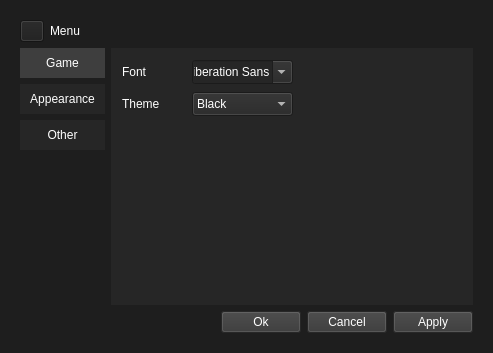
noX1st/crosses-and-zeros, file menu.ui: the form before one commit.
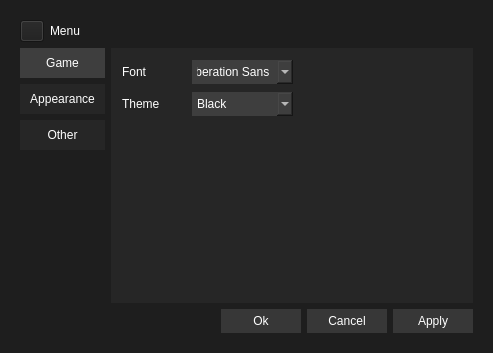
The form after the commit. The open tabs and pages were chosen to show the change. Icons and pictures are not drawn.

```diff
--- a/menu.ui
+++ b/menu.ui
@@ -601,7 +601,16 @@
                    </size>
                   </property>
                   <property name="styleSheet">
-                   <string notr="true">color: rgb(255, 255, 255);</string>
+                   <string notr="true">QComboBox{
+background-color: rgb(62, 62, 62);
+color: white;
+border: none;  
+padding: 5px; 
+}
+
+QComboBox:hover{
+background-color: rgb(72, 72, 72);
+}</string>
                   </property>
                  </widget>
                 </item>
@@ -634,7 +643,21 @@
                    </size>
                   </property>
                   <property name="styleSheet">
-                   <string notr="true">color: rgb(255, 255, 255);</string>
+                   <string notr="true">background-color: rgb(62, 62, 62);
+color: white;
+border: none;
+padding: 5px;
+
+/*QComboBox{
+background-color: rgb(62, 62, 62);
+color: white;
+border: none;
+padding: 5px;
+}
+
+QComboBox:hover{
+background-color: rgb(72, 72, 72);
+}*/</string>
                   </property>
                   <item>
                    <property name="text">
@@ -697,14 +720,26 @@
            </item>
            <item>
             <widget class="QPushButton" name="SettingsOkBtn">
+             <property name="minimumSize">
+              <size>
+               <width>80</width>
+               <height>24</height>
+              </size>
+             </property>
              <property name="styleSheet">
               <string notr="true">QPushButton{
-color: rgb(255, 255, 255);
 background-color: rgb(55, 55, 55);
+color: rgb(255, 255, 255);
+border: none;
+padding: 5px;
 }
 
 QPushButton:hover{
 background-color: rgb(50, 50, 50);
+}
+
+QPushButton:pressed{
+background-color: rgb(46, 46, 46);
 }</string>
              </property>
              <property name="text">
@@ -714,14 +749,26 @@
            </item>
            <item>
             <widget class="QPushButton" name="SettingsCancelBtn">
+             <property name="minimumSize">
+              <size>
+               <width>80</width>
+               <height>24</height>
+              </size>
+             </property>
              <property name="styleSheet">
               <string notr="true">QPushButton{
-color: rgb(255, 255, 255);
 background-color: rgb(55, 55, 55);
+color: rgb(255, 255, 255);
+border: none;
+padding: 5px;
 }
 
 QPushButton:hover{
 background-color: rgb(50, 50, 50);
+}
+
+QPushButton:pressed{
+background-color: rgb(46, 46, 46);
 }</string>
              </property>
              <property name="text">
@@ -731,14 +778,26 @@
            </item>
            <item>
             <widget class="QPushButton" name="SettingsApplyBtn">
+             <property name="minimumSize">
+              <size>
+               <width>80</width>
+               <height>24</height>
+              </size>
+             </property>
              <property name="styleSheet">
               <string notr="true">QPushButton{
-color: rgb(255, 255, 255);
 background-color: rgb(55, 55, 55);
+color: rgb(255, 255, 255);
+border: none;
+padding: 5px;
 }
 
 QPushButton:hover{
 background-color: rgb(50, 50, 50);
+}
+
+QPushButton:pressed{
+background-color: rgb(46, 46, 46);
 }</string>
              </property>
              <property name="text">
```
Left out of the diff: 92 changed lines with no effect on the pictures.
